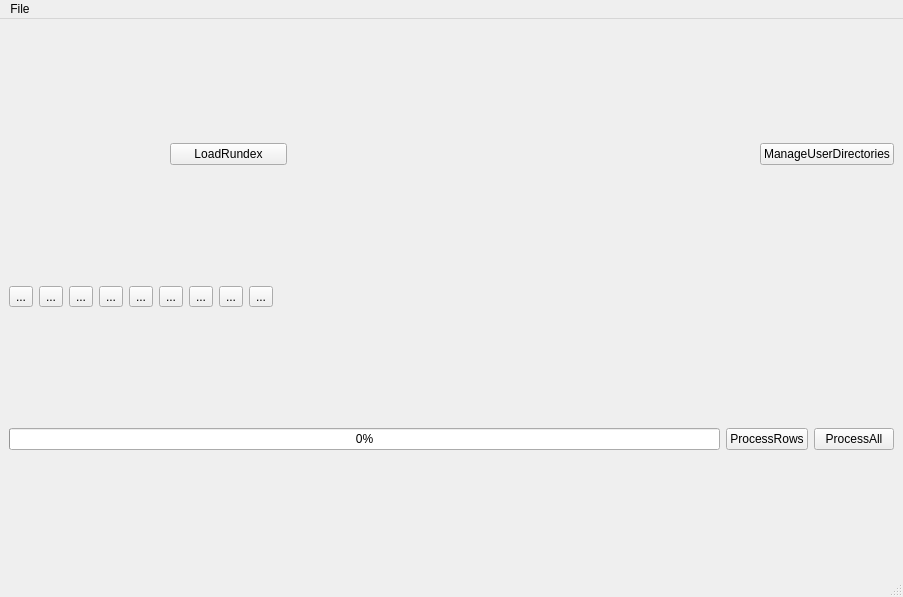
Qt form scripts/Interface/ui/drill/main/main.ui (mantidproject/mantid) before a commit.
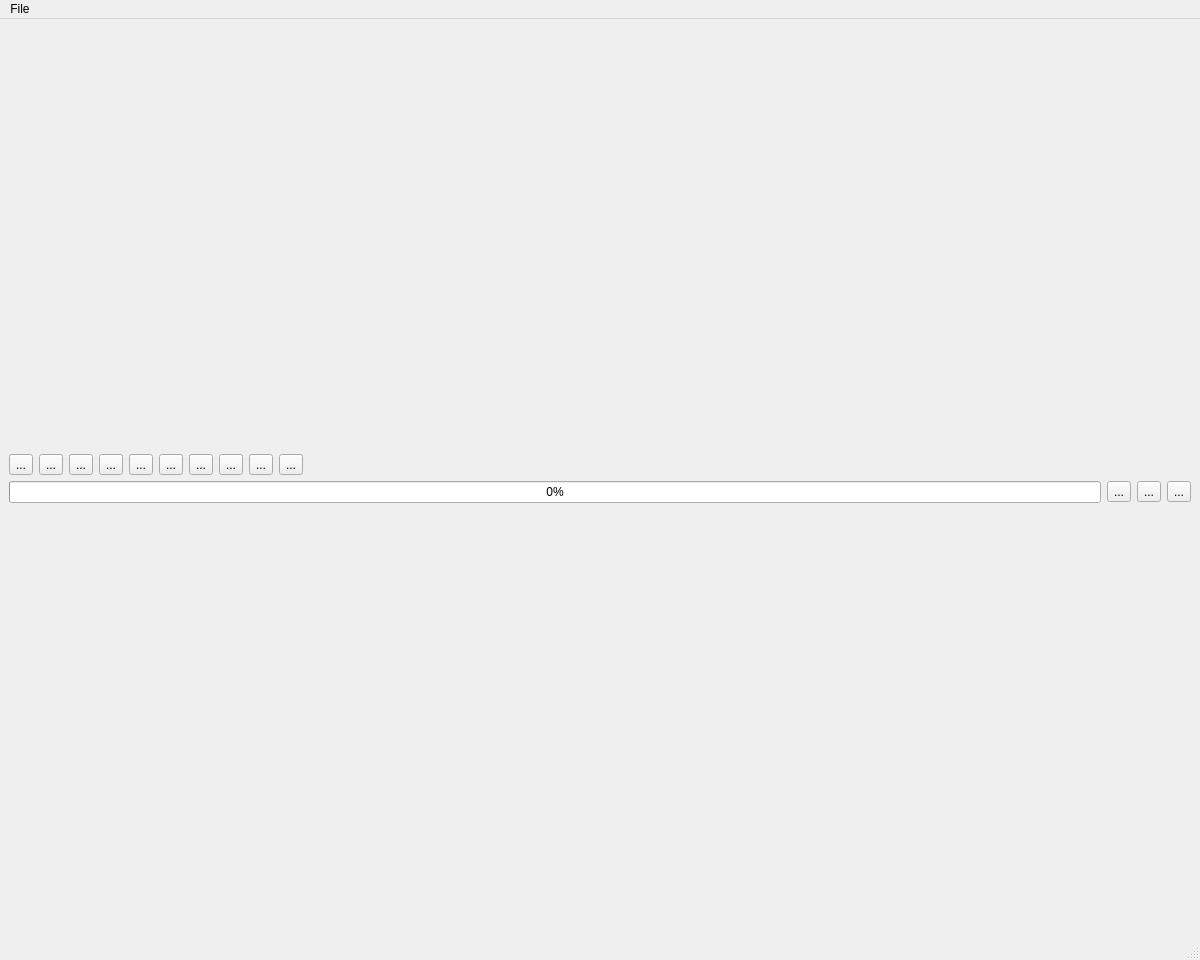
The same form after that commit.

Commit message: settings window to pop up

Patch:
```diff
--- a/scripts/Interface/ui/drill/main/main.ui
+++ b/scripts/Interface/ui/drill/main/main.ui
@@ -6,14 +6,14 @@
    <rect>
     <x>0</x>
     <y>0</y>
-    <width>903</width>
-    <height>597</height>
+    <width>1200</width>
+    <height>960</height>
    </rect>
   </property>
   <property name="minimumSize">
    <size>
-    <width>0</width>
-    <height>0</height>
+    <width>1024</width>
+    <height>768</height>
    </size>
   </property>
   <property name="windowTitle">
@@ -29,53 +29,21 @@
    <layout class="QVBoxLayout" name="verticalLayout_2">
     <item>
      <layout class="QVBoxLayout" name="mainLayout">
-      <item>
-       <layout class="QHBoxLayout" name="header">
-        <item>
-         <layout class="QVBoxLayout" name="headerLeft"/>
-        </item>
-        <item alignment="Qt::AlignHCenter">
-         <widget class="QPushButton" name="loadRundex">
-          <property name="sizePolicy">
-           <sizepolicy hsizetype="Preferred" vsizetype="Fixed">
-            <horstretch>0</horstretch>
-            <verstretch>0</verstretch>
-           </sizepolicy>
-          </property>
-          <property name="minimumSize">
-           <size>
-            <width>117</width>
-            <height>0</height>
-           </size>
-          </property>
-          <property name="maximumSize">
-           <size>
-            <width>117</width>
-            <height>16777215</height>
-           </size>
-          </property>
-          <property name="toolTip">
-           <string>Load rundex</string>
-          </property>
-          <property name="text">
-           <string>LoadRundex</string>
-          </property>
-         </widget>
-        </item>
-        <item alignment="Qt::AlignRight">
-         <widget class="QPushButton" name="userDirs">
-          <property name="toolTip">
-           <string>Manage data and save directories</string>
-          </property>
-          <property name="text">
-           <string>ManageUserDirectories</string>
-          </property>
-         </widget>
-        </item>
-       </layout>
-      </item>
       <item>
        <layout class="QHBoxLayout" name="toolbar">
+        <item>
+         <layout class="QVBoxLayout" name="headerLeft"/>
+        </item>
+        <item>
+         <widget class="QToolButton" name="datadirs">
+          <property name="toolTip">
+           <string>Manage Data Directories</string>
+          </property>
+          <property name="text">
+           <string>...</string>
+          </property>
+         </widget>
+        </item>
         <item alignment="Qt::AlignLeft">
          <widget class="QToolButton" name="load">
           <property name="toolTip">
@@ -86,6 +54,13 @@
           </property>
          </widget>
         </item>
+        <item>
+         <widget class="QToolButton" name="settings">
+          <property name="text">
+           <string>...</string>
+          </property>
+         </widget>
+        </item>
         <item alignment="Qt::AlignLeft">
          <widget class="QToolButton" name="addrow">
           <property name="toolTip">
@@ -156,16 +131,6 @@
           </property>
          </widget>
         </item>
-        <item alignment="Qt::AlignLeft">
-         <widget class="QToolButton" name="process">
-          <property name="toolTip">
-           <string>Process All</string>
-          </property>
-          <property name="text">
-           <string>...</string>
-          </property>
-         </widget>
-        </item>
         <item>
          <spacer name="horizontalSpacer">
           <property name="orientation">
@@ -198,32 +163,35 @@
          </widget>
         </item>
         <item>
-         <widget class="QPushButton" name="processRows">
+         <widget class="QToolButton" name="processRows">
           <property name="toolTip">
            <string>Process selected rows</string>
           </property>
           <property name="text">
-           <string>ProcessRows</string>
+           <string>...</string>
           </property>
          </widget>
         </item>
         <item>
-         <widget class="QPushButton" name="processAll">
+         <widget class="QToolButton" name="processAll">
           <property name="toolTip">
            <string>Process the whole table</string>
           </property>
           <property name="text">
-           <string>ProcessAll</string>
+           <string>...</string>
           </property>
          </widget>
         </item>
-       </layout>
-      </item>
-      <item>
-       <layout class="QHBoxLayout" name="footer" stretch="">
-        <property name="sizeConstraint">
-         <enum>QLayout::SetMinimumSize</enum>
-        </property>
+        <item>
+         <widget class="QToolButton" name="stop">
+          <property name="toolTip">
+           <string>Stop processing</string>
+          </property>
+          <property name="text">
+           <string>...</string>
+          </property>
+         </widget>
+        </item>
        </layout>
       </item>
      </layout>
@@ -235,7 +203,7 @@
     <rect>
      <x>0</x>
      <y>0</y>
-     <width>903</width>
+     <width>1200</width>
      <height>22</height>
     </rect>
    </property>
```
Left out of the diff: 4 changed lines with no effect on the pictures. The commit also changes 2 other files.
